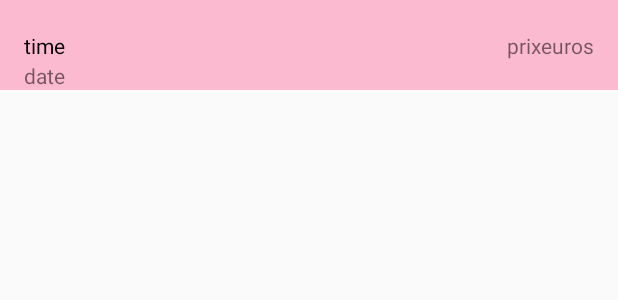
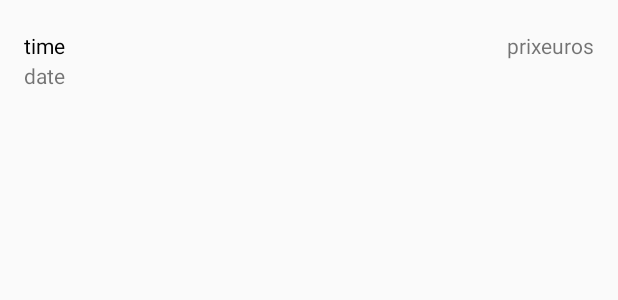
Before and after one commit to helenavan/Firebase-in-listview, an Android app: the layout item_itinerary.xml on its own in the app's theme, with its tools: preview values and no code run, on a phone screen of 412 x 824 dp. Shown: the top 300 px of the screen. Run offline under Robolectric (Android 15) with nearby library versions, the phone set to English and light mode, and no system bars.

```diff
--- a/app/src/main/java/com/helenacorp/quete_firebase/ItineraryModel.java
+++ b/app/src/main/java/com/helenacorp/quete_firebase/ItineraryModel.java
@@ -5,7 +5,6 @@ package com.helenacorp.quete_firebase;
  */
 
 public class ItineraryModel {
-
     private int userID;
     private String driverLastName;
     private String driverFirstName;
@@ -13,6 +12,11 @@ public class ItineraryModel {
     private int price;
     private String departure;
     private String destination;
+
+    //ajouter un constructeur sans argument!!!!!!
+    ItineraryModel() {
+
+    }
 
     public ItineraryModel(int userID,
                           String departureDate, int price, String departure, String destination) {
--- a/app/src/main/res/layout/activity_view_search_itinerary_results_list.xml
+++ b/app/src/main/res/layout/activity_view_search_itinerary_results_list.xml
@@ -11,7 +11,6 @@
         android:id="@+id/listviewEdit"
         android:layout_width="0dp"
         android:layout_height="wrap_content"
-        android:background="@color/colorPrimary"
         app:layout_constraintBottom_toBottomOf="parent"
         app:layout_constraintLeft_toLeftOf="parent"
         app:layout_constraintRight_toRightOf="parent"
--- a/app/src/main/res/layout/item_itinerary.xml
+++ b/app/src/main/res/layout/item_itinerary.xml
@@ -2,8 +2,7 @@
 <android.support.constraint.ConstraintLayout xmlns:android="http://schemas.android.com/apk/res/android"
     xmlns:app="http://schemas.android.com/apk/res-auto"
     android:layout_width="match_parent"
-    android:layout_height="60dp"
-    android:background="@color/colorAccent">
+    android:layout_height="60dp">
 
     <TextView
         android:id="@+id/time"
```
